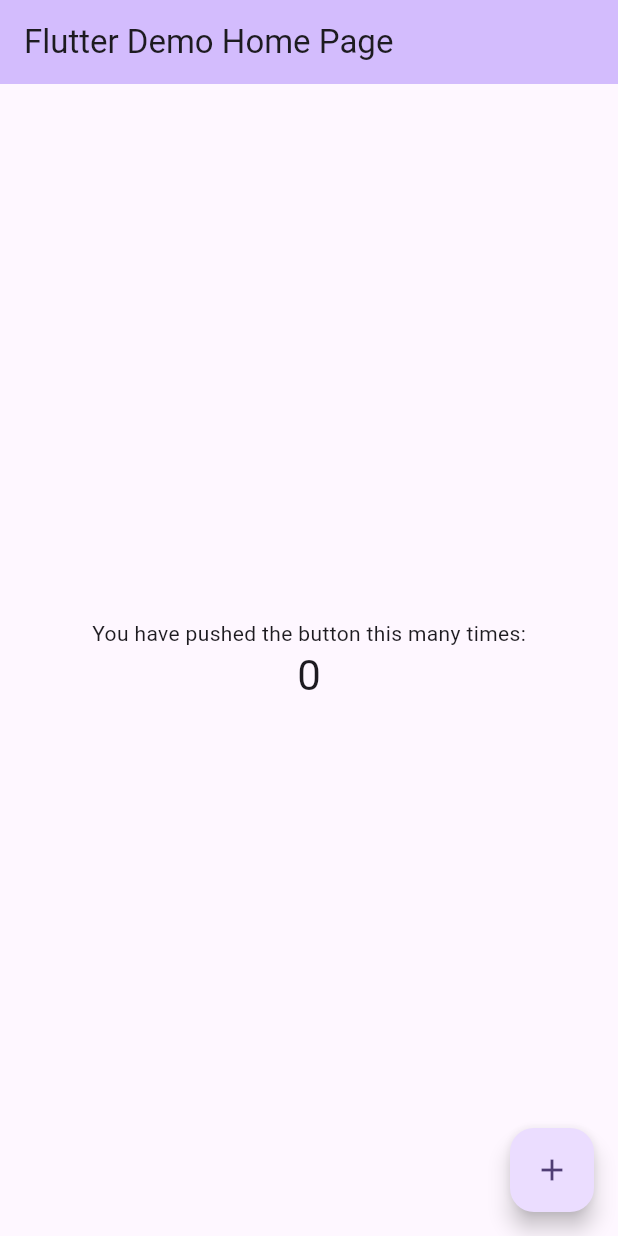
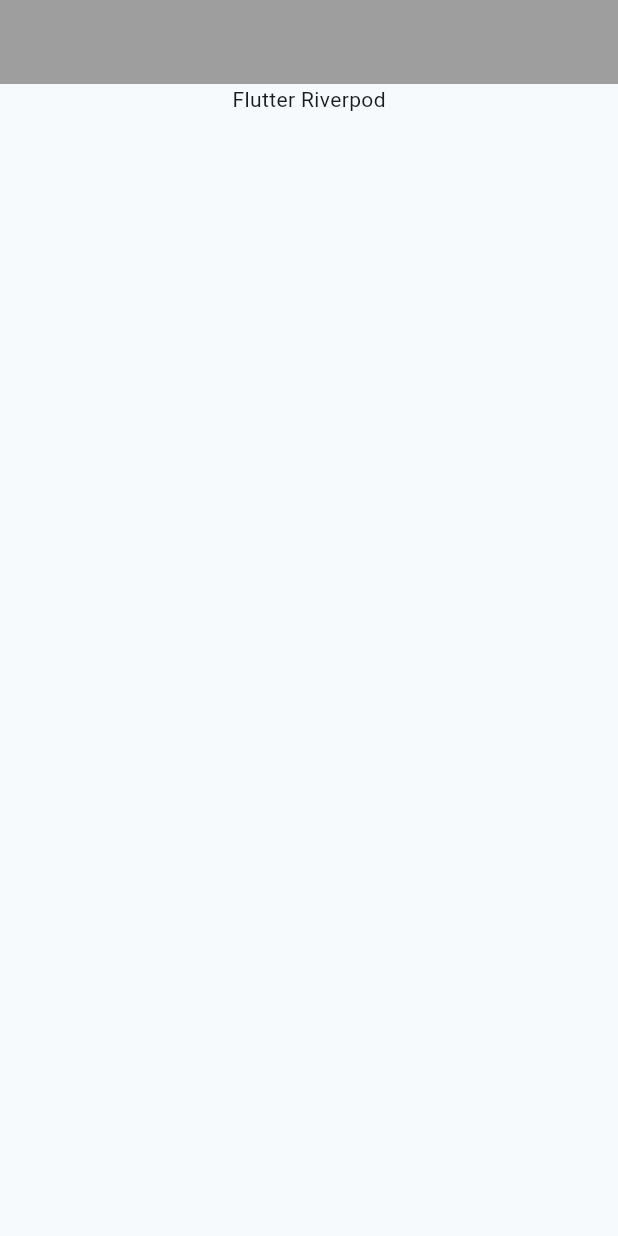
Before and after one commit to deepak-kumar-iphtech/flutter_riverpod, a Flutter app: the screen it shows after launch, on a phone screen of 412 x 824 dp. Run offline on Flutter 3.47's test engine with Material 3 defaults, Android fonts, the phone set to English and light mode, and no system bars; our stand-ins replace flutter_riverpod.

Commit message:
consumer widget added

```diff
--- a/lib/main.dart
+++ b/lib/main.dart
@@ -1,7 +1,10 @@
 import 'package:flutter/material.dart';
+import 'package:flutter_application_1/riverpod/riverpod_provider.dart';
+import 'package:flutter_riverpod/flutter_riverpod.dart';
 
+final nameProvider = Provider<String>((ref) => 'Flutter Riverpod');
 void main() {
-  runApp(const MyApp());
+  runApp(const ProviderScope(child: MyApp()));
 }
 
 class MyApp extends StatelessWidget {
@@ -13,58 +16,10 @@ class MyApp extends StatelessWidget {
     return MaterialApp(
       title: 'Flutter Demo',
       theme: ThemeData(
-        colorScheme: ColorScheme.fromSeed(seedColor: Colors.deepPurple),
+        colorScheme: ColorScheme.fromSeed(seedColor: Colors.blueGrey),
         useMaterial3: true,
       ),
-      home: const MyHomePage(title: 'Flutter Demo Home Page'),
+      home: const MyHomePage(),
     );
   }
 }
-
-class MyHomePage extends StatefulWidget {
-  const MyHomePage({super.key, required this.title});
-
-  final String title;
-
-  @override
-  State<MyHomePage> createState() => _MyHomePageState();
-}
-
-class _MyHomePageState extends State<MyHomePage> {
-  int _counter = 0;
-
-  void _incrementCounter() {
-    setState(() {
-      _counter++;
-    });
-  }
-
-  @override
-  Widget build(BuildContext context) {
-    return Scaffold(
-      appBar: AppBar(
-        backgroundColor: Theme.of(context).colorScheme.inversePrimary,
-        title: Text(widget.title),
-      ),
-      body: Center(
-        child: Column(
-          mainAxisAlignment: MainAxisAlignment.center,
-          children: <Widget>[
-            const Text(
-              'You have pushed the button this many times:',
-            ),
-            Text(
-              '$_counter',
-              style: Theme.of(context).textTheme.headlineMedium,
-            ),
-          ],
-        ),
-      ),
-      floatingActionButton: FloatingActionButton(
-        onPressed: _incrementCounter,
-        tooltip: 'Increment',
-        child: const Icon(Icons.add),
-      ),
-    );
-  }
-}
--- /dev/null
+++ b/lib/riverpod/riverpod_provider.dart
@@ -0,0 +1,26 @@
+import 'package:flutter/material.dart';
+import 'package:flutter_application_1/main.dart';
+import 'package:flutter_riverpod/flutter_riverpod.dart';
+
+class MyHomePage extends StatelessWidget {
+  const MyHomePage({super.key});
+
+  @override
+  Widget build(BuildContext context) {
+    return Consumer(builder: (context, ref, child) {
+      final name = ref.watch(nameProvider);
+      return Scaffold(
+        appBar: AppBar(
+          backgroundColor: Colors.grey,
+        ),
+        body: Column(
+          children: [
+            Center(
+              child: Text(name),
+            ),
+          ],
+        ),
+      );
+    });
+  }
+}
--- a/pubspec.yaml
+++ b/pubspec.yaml
@@ -35,6 +35,7 @@ dependencies:
   # The following adds the Cupertino Icons font to your application.
   # Use with the CupertinoIcons class for iOS style icons.
   cupertino_icons: ^1.0.6
+  flutter_riverpod: ^2.5.1
 
 dev_dependencies:
   flutter_test:
```
Also changed, not shown: lib/user.dart (added).
